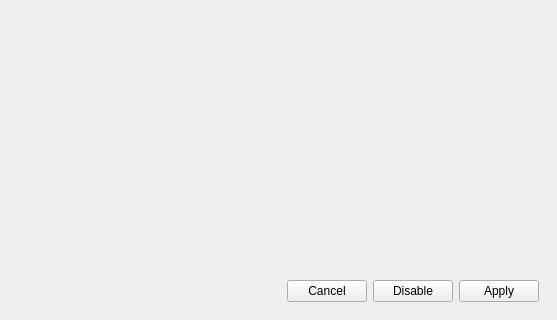
Old version of the form src/schedext-window.ui in the repository MadGoatHaz/scx-manager; both pictures show x 330 to 887 and y 224 to 544 of the 887 by 544 pixel window.
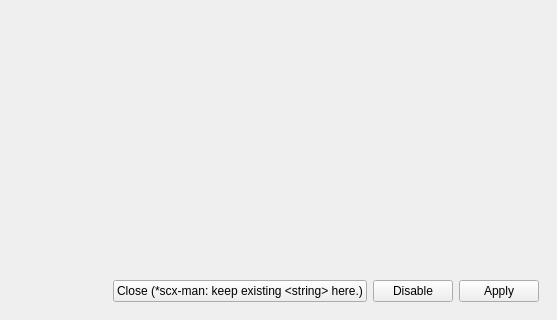
New version of the form. Icons and pictures are not drawn.

Commit message: feat(chunk-8): rename Cancel->Close button; document available schedulers in README

The edit to the form file:
```diff
--- a/src/schedext-window.ui
+++ b/src/schedext-window.ui
@@ -173,7 +173,7 @@
        <item>
         <widget class="QPushButton" name="cancel_button">
          <property name="text">
-          <string>Cancel</string>
+           <string>Close (*scx-man: keep existing &lt;string&gt; here.)</string>
          </property>
         </widget>
        </item>
```
Lines whose indentation alone changed are shown as unchanged. The commit also changes 12 other files.
